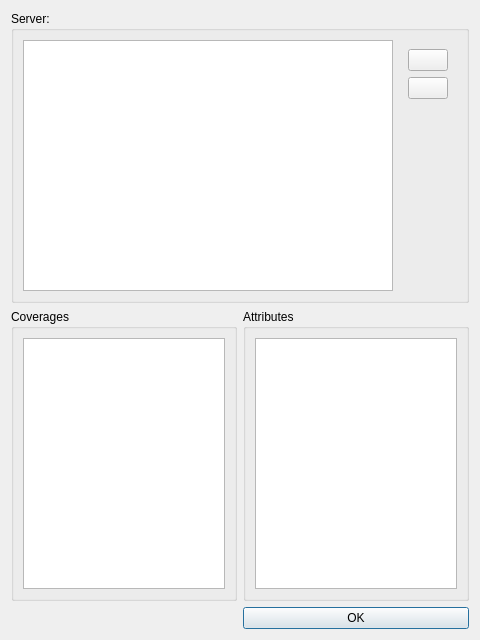
Old version of the form src/wtss-tl/ui/server_config_dialog_form.ui in the repository matheuszaglia/wtss.tl.
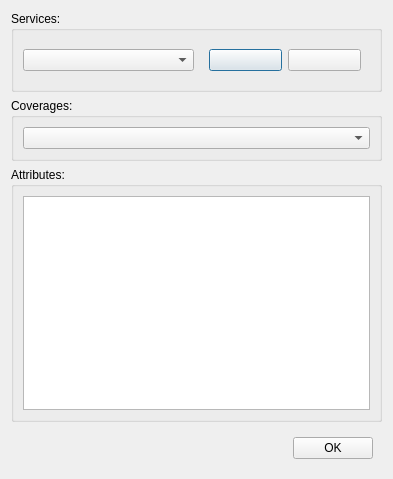
New version of the form.

Commit message: improving services config dialog

```diff
--- a/src/wtss-tl/ui/server_config_dialog_form.ui
+++ b/src/wtss-tl/ui/server_config_dialog_form.ui
@@ -6,59 +6,39 @@
    <rect>
     <x>0</x>
     <y>0</y>
-    <width>480</width>
-    <height>640</height>
+    <width>393</width>
+    <height>479</height>
    </rect>
   </property>
   <property name="windowTitle">
    <string>Dialog</string>
   </property>
-  <layout class="QGridLayout" name="gridLayout_3">
-   <item row="2" column="1">
-    <widget class="QPushButton" name="btnOk">
-     <property name="text">
-      <string>OK</string>
-     </property>
-    </widget>
-   </item>
-   <item row="0" column="0" colspan="2">
+  <layout class="QVBoxLayout" name="verticalLayout_2">
+   <item>
     <widget class="QGroupBox" name="groupServer">
      <property name="title">
-      <string>Server:</string>
+      <string>Services:</string>
      </property>
-     <layout class="QGridLayout" name="gridLayout">
-      <item row="0" column="0">
-       <widget class="QListWidget" name="listServer"/>
+     <layout class="QHBoxLayout" name="horizontalLayout">
+      <item>
+       <widget class="QComboBox" name="cboServices"/>
       </item>
-      <item row="0" column="1">
+      <item>
        <widget class="QWidget" name="wdtButtons" native="true">
-        <layout class="QGridLayout" name="gridLayout_4">
-         <item row="1" column="0">
-          <widget class="QPushButton" name="btnRemoveServer">
-           <property name="text">
-            <string/>
-           </property>
-          </widget>
-         </item>
-         <item row="0" column="0">
+        <layout class="QHBoxLayout" name="horizontalLayout_2">
+         <item>
           <widget class="QPushButton" name="btnAddServer">
            <property name="text">
             <string/>
            </property>
           </widget>
          </item>
-         <item row="2" column="0">
-          <spacer name="verticalSpacer">
-           <property name="orientation">
-            <enum>Qt::Vertical</enum>
+         <item>
+          <widget class="QPushButton" name="btnRemoveServer">
+           <property name="text">
+            <string/>
            </property>
-           <property name="sizeHint" stdset="0">
-            <size>
-             <width>20</width>
-             <height>40</height>
-            </size>
-           </property>
-          </spacer>
+          </widget>
          </item>
         </layout>
        </widget>
@@ -66,23 +46,22 @@
      </layout>
     </widget>
    </item>
-   <item row="2" column="0">
-    <spacer name="horizontalSpacer">
-     <property name="orientation">
-      <enum>Qt::Horizontal</enum>
+   <item>
+    <widget class="QGroupBox" name="groupCoverages">
+     <property name="title">
+      <string>Coverages:</string>
      </property>
-     <property name="sizeHint" stdset="0">
-      <size>
-       <width>40</width>
-       <height>20</height>
-      </size>
-     </property>
-    </spacer>
+     <layout class="QVBoxLayout" name="verticalLayout">
+      <item>
+       <widget class="QComboBox" name="cboCoverages"/>
+      </item>
+     </layout>
+    </widget>
    </item>
-   <item row="1" column="1">
+   <item>
     <widget class="QGroupBox" name="groupAttributes">
      <property name="title">
-      <string>Attributes</string>
+      <string>Attributes:</string>
      </property>
      <layout class="QGridLayout" name="gridLayout_5">
       <item row="0" column="0">
@@ -95,16 +74,26 @@
      </layout>
     </widget>
    </item>
-   <item row="1" column="0">
-    <widget class="QGroupBox" name="groupCoverages">
-     <property name="title">
-      <string>Coverages</string>
-     </property>
-     <layout class="QGridLayout" name="gridLayout_2">
-      <item row="0" column="0">
-       <widget class="QListWidget" name="listCoverages">
-        <property name="autoFillBackground">
-         <bool>true</bool>
+   <item>
+    <widget class="QWidget" name="widget_2" native="true">
+     <layout class="QHBoxLayout" name="horizontalLayout_3">
+      <item>
+       <spacer name="horizontalSpacer">
+        <property name="orientation">
+         <enum>Qt::Horizontal</enum>
+        </property>
+        <property name="sizeHint" stdset="0">
+         <size>
+          <width>40</width>
+          <height>20</height>
+         </size>
+        </property>
+       </spacer>
+      </item>
+      <item>
+       <widget class="QPushButton" name="btnOk">
+        <property name="text">
+         <string>OK</string>
         </property>
        </widget>
       </item>
```
Left out of the diff: 8 changed lines with no effect on the pictures. The commit also changes 5 other files.
